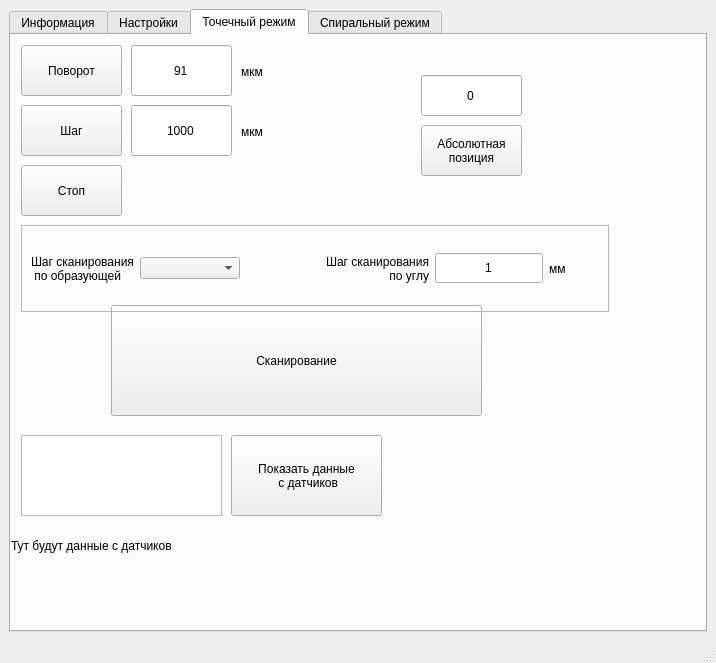
The window that rotor_ui_v1.ui (BuslaySt/Rotor) describes before a commit, drawn with Qt 5.
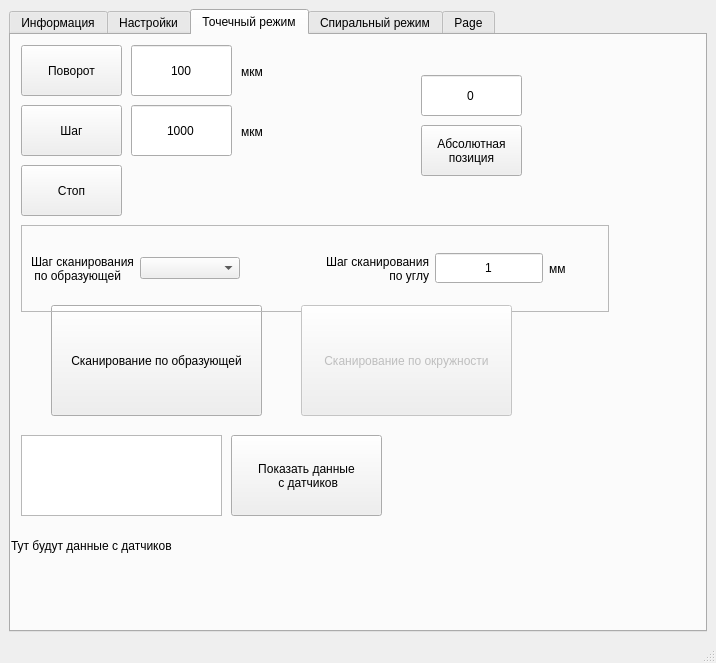
The same window after the commit. The open tabs and pages were chosen to show the change. Icons and pictures are not drawn.

```diff
--- a/rotor_ui_v1.ui
+++ b/rotor_ui_v1.ui
@@ -701,14 +701,14 @@
        <widget class="QPushButton" name="tab3_pBtn5_Scan">
         <property name="geometry">
          <rect>
-          <x>100</x>
+          <x>40</x>
           <y>270</y>
-          <width>371</width>
+          <width>211</width>
           <height>111</height>
          </rect>
         </property>
         <property name="text">
-         <string>Сканирование</string>
+         <string>Сканирование по образующей</string>
         </property>
        </widget>
        <widget class="QFrame" name="tab3_frame1">
@@ -914,7 +914,7 @@
          </rect>
         </property>
         <property name="text">
-         <string>91</string>
+         <string>100</string>
         </property>
         <property name="alignment">
          <set>Qt::AlignCenter</set>
@@ -946,12 +946,33 @@
          <string>мкм</string>
         </property>
        </widget>
+       <widget class="QPushButton" name="pBtn_ScanAround">
+        <property name="enabled">
+         <bool>false</bool>
+        </property>
+        <property name="geometry">
+         <rect>
+          <x>290</x>
+          <y>270</y>
+          <width>211</width>
+          <height>111</height>
+         </rect>
+        </property>
+        <property name="text">
+         <string>Сканирование по окружности</string>
+        </property>
+       </widget>
       </widget>
       <widget class="QWidget" name="tab4_fast">
        <attribute name="title">
         <string>Спиральный режим</string>
        </attribute>
       </widget>
+      <widget class="QWidget" name="tab5_result">
+       <attribute name="title">
+        <string>Page</string>
+       </attribute>
+      </widget>
      </widget>
     </item>
    </layout>
```
Left out of the diff: 4 changed lines with no effect on the pictures.
